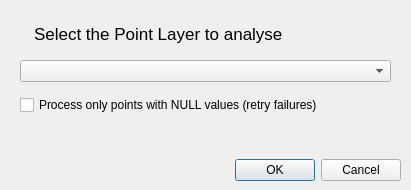
The window that src/Plugin/QRES/resilient_iso_dialog_base.ui (l90011/QRes) describes before a commit, drawn with Qt 5.
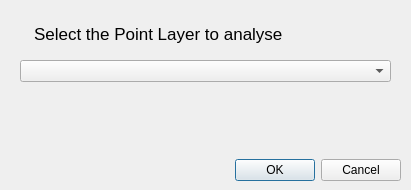
The same window after the commit.

Commit message: Remove processNull option and simplify filtering

```diff
--- a/src/Plugin/QRES/resilient_iso_dialog_base.ui
+++ b/src/Plugin/QRES/resilient_iso_dialog_base.ui
@@ -42,22 +42,6 @@
     <bool>false</bool>
    </property>
   </widget>
-  <widget class="QCheckBox" name="processNullCheckBox">
-   <property name="geometry">
-    <rect>
-     <x>20</x>
-     <y>95</y>
-     <width>371</width>
-     <height>20</height>
-    </rect>
-   </property>
-   <property name="text">
-    <string>Process only points with NULL values (retry failures)</string>
-   </property>
-   <property name="toolTip">
-    <string>When checked, only points with NULL resilience values will be processed. Uses extended timeout (360s) for better success rate.</string>
-   </property>
-  </widget>
   <widget class="QTextBrowser" name="textBrowser">
    <property name="geometry">
     <rect>
```
The commit also changes 2 other files.
